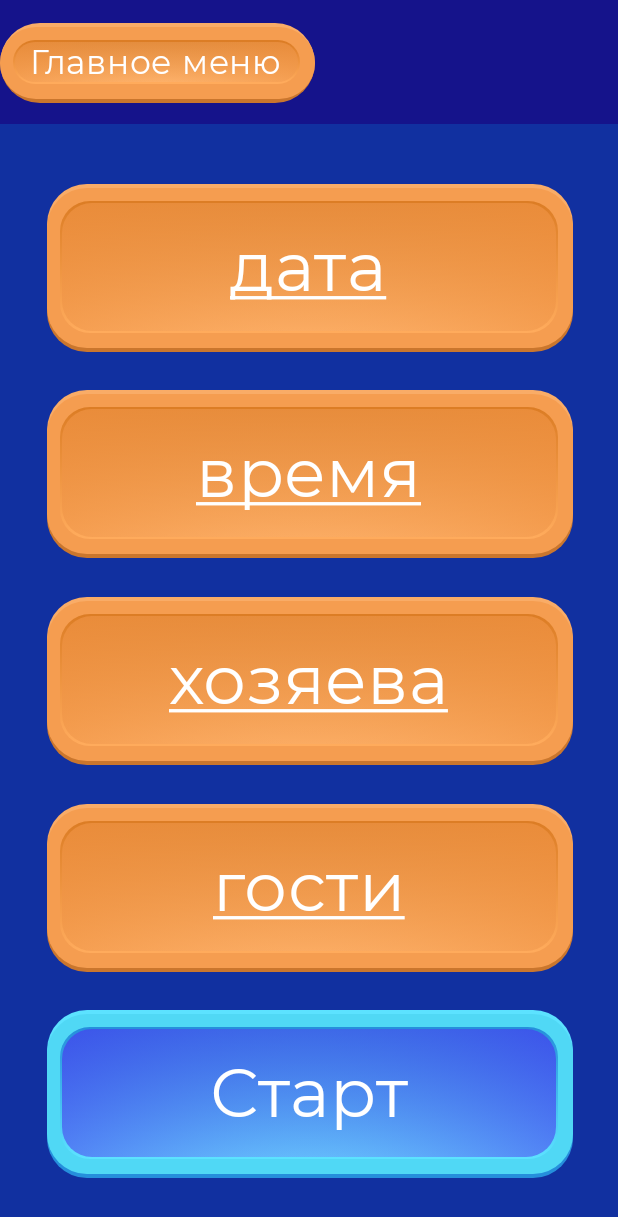
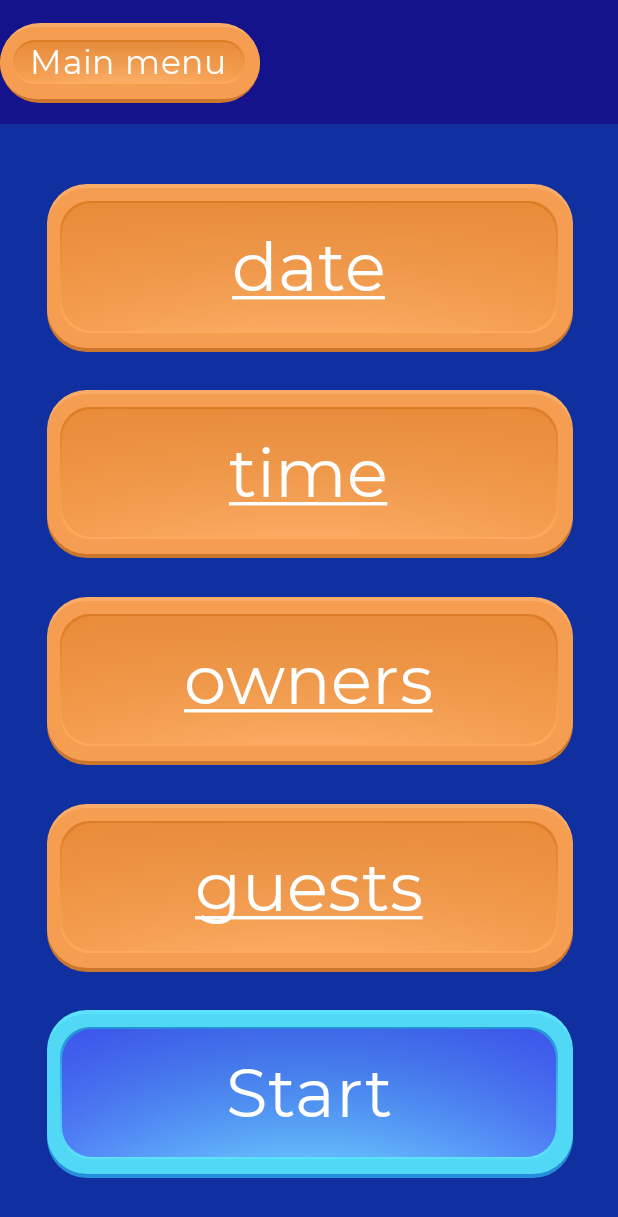
Before and after one commit to Ilesha23/football-timer-app, an Android app built with Jetpack Compose: the NewGameScreen screen opened through its navigation route, on a phone screen of 412 x 824 dp. Shown: the top 1217 px of the screen. Run offline under Robolectric (Android 15) with nearby library versions, the phone set to English and light mode, and no system bars; our stand-ins replace Dagger/Hilt's generated code.

Commit message:
code refactored

```diff
--- a/football/src/main/java/com/ilesha23/football/ui/loginScreen/LoginScreen.kt
+++ b/football/src/main/java/com/ilesha23/football/ui/loginScreen/LoginScreen.kt
@@ -139,7 +139,9 @@ fun ButtonsWithText(
         }
         Column(
             modifier = Modifier
-                .weight(0.2f)
+                .fillMaxWidth()
+                .weight(0.2f),
+            horizontalAlignment = Alignment.CenterHorizontally
         ) {
             Text(
                 text = stringResource(id = R.string.login_screen_terms),
--- a/football/src/main/res/values/strings.xml
+++ b/football/src/main/res/values/strings.xml
@@ -6,25 +6,25 @@
     <string name="login_screen_home">home</string>
     <string name="login_screen_away">away</string>
     <string name="login_screen_time">time</string>
-    <string name="login_screen_new_game">Новая игра</string>
-    <string name="login_screen_history">История</string>
-    <string name="login_screen_terms">Пользовательское соглашение</string>
+    <string name="login_screen_new_game">New game</string>
+    <string name="login_screen_history">History</string>
+    <string name="login_screen_terms">Terms of use</string>
 
     <!-- New game screen -->
-    <string name="new_game_screen_main_menu">Главное меню</string>
-    <string name="new_game_screen_date">дата</string>
-    <string name="new_game_screen_time">время</string>
-    <string name="new_game_screen_owners">хозяева</string>
-    <string name="new_game_screen_guests">гости</string>
-    <string name="new_game_screen_start">Старт</string>
+    <string name="new_game_screen_main_menu">Main menu</string>
+    <string name="new_game_screen_date">date</string>
+    <string name="new_game_screen_time">time</string>
+    <string name="new_game_screen_owners">owners</string>
+    <string name="new_game_screen_guests">guests</string>
+    <string name="new_game_screen_start">Start</string>
 
     <!-- History screen -->
-    <string name="history_screen_back">Назад</string>
+    <string name="history_screen_back">Back</string>
 
     <!-- Time screens -->
-    <string name="time_screen_first">1 тайм</string>
-    <string name="time_screen_second">2 тайм</string>
-    <string name="time_screen_break">Перерыв</string>
-    <string name="time_screen_final">Финал</string>
+    <string name="time_screen_first">1 time</string>
+    <string name="time_screen_second">2 time</string>
+    <string name="time_screen_break">Break</string>
+    <string name="time_screen_final">Finish</string>
 
 </resources>
```
